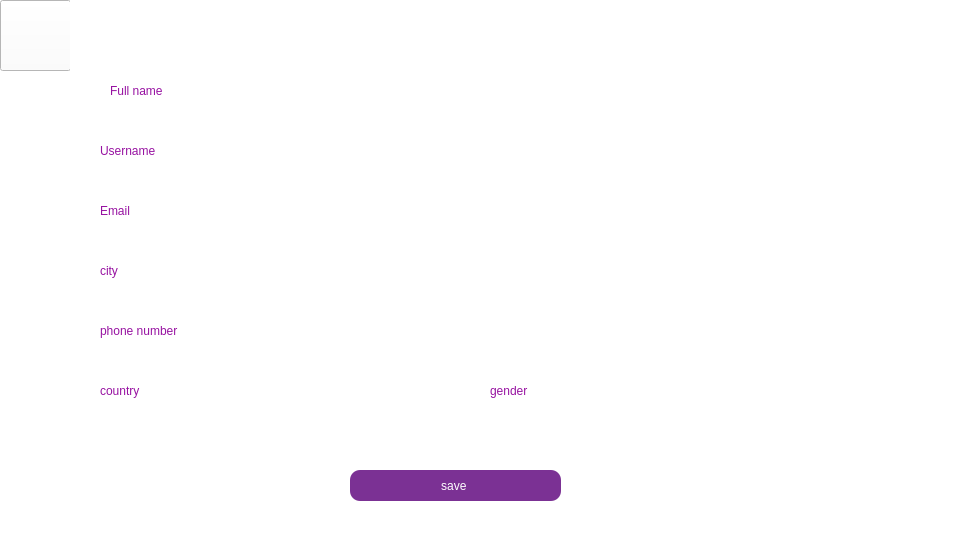
Old version of the form editprofile.ui in the repository Nirjaraa/spendwise.
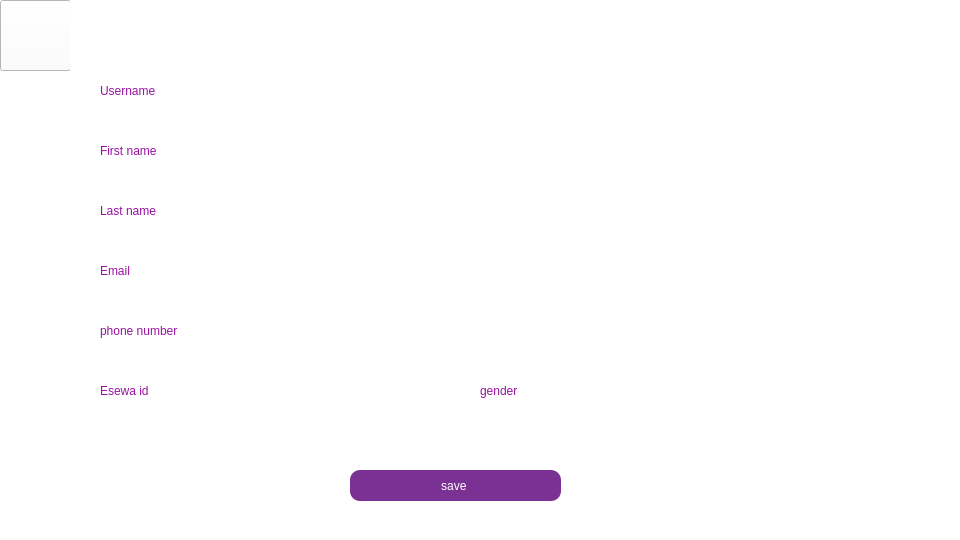
New version of the form. Icons and pictures are not drawn.

Patch:
```diff
--- a/editprofile.ui
+++ b/editprofile.ui
@@ -58,7 +58,7 @@
    <widget class="QLabel" name="fulllname">
     <property name="geometry">
      <rect>
-      <x>110</x>
+      <x>100</x>
       <y>80</y>
       <width>81</width>
       <height>21</height>
@@ -70,7 +70,7 @@
 </string>
     </property>
     <property name="text">
-     <string>Full name</string>
+     <string>Username</string>
     </property>
    </widget>
    <widget class="QLabel" name="nickname_2">
@@ -88,7 +88,7 @@
 </string>
     </property>
     <property name="text">
-     <string>Username</string>
+     <string>First name</string>
     </property>
    </widget>
    <widget class="QLabel" name="occupation">
@@ -106,7 +106,7 @@
 </string>
     </property>
     <property name="text">
-     <string>Email</string>
+     <string>Last name</string>
     </property>
    </widget>
    <widget class="QLabel" name="city_2">
@@ -124,7 +124,7 @@
 </string>
     </property>
     <property name="text">
-     <string>city</string>
+     <string>Email</string>
     </property>
    </widget>
    <widget class="QLabel" name="country_3">
@@ -142,7 +142,7 @@
 </string>
     </property>
     <property name="text">
-     <string>country</string>
+     <string>Esewa id</string>
     </property>
    </widget>
    <widget class="QLabel" name="phoneno">
@@ -166,7 +166,7 @@
    <widget class="QLabel" name="gender_2">
     <property name="geometry">
      <rect>
-      <x>490</x>
+      <x>480</x>
       <y>380</y>
       <width>81</width>
       <height>21</height>
```
Left out of the diff: 24 changed lines with no effect on the pictures.
